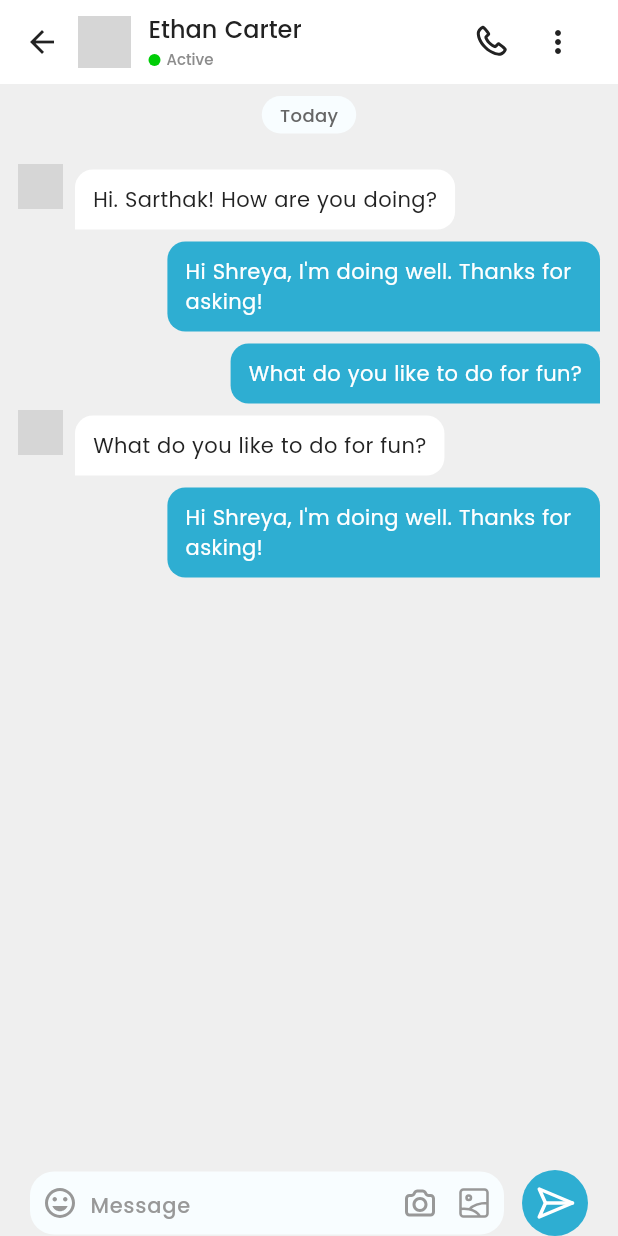
After one commit to MdLimon123/Sidneby-s-Dating-App, a Flutter app: the ChatScreen screen opened directly, on a phone screen of 412 x 824 dp. The commit adds this screen. Run offline on Flutter 3.47's test engine with Material 3 defaults, Android fonts, the light colour scheme and no system bars; our stand-ins replace country_code_picker, dotted_border, flutter_otp_text_field, flutter_screenutil, flutter_spinkit, flutter_svg and 4 more; accounts and stored records are empty; grey boxes are pictures that could not be loaded.

Commit message:
complete chat screen

```diff
--- /dev/null
+++ b/lib/views/screen/Chat/chat_screen.dart
@@ -0,0 +1,306 @@
+import 'package:flutter/material.dart';
+import 'package:flutter_screenutil/flutter_screenutil.dart';
+import 'package:flutter_svg/flutter_svg.dart';
+import 'package:get/get.dart';
+import 'package:sindeby_dating_app/utils/app_colors.dart';
+
+class ChatScreen extends StatefulWidget {
+  const ChatScreen({super.key});
+
+  @override
+  State<ChatScreen> createState() => _ChatScreenState();
+}
+
+class _ChatScreenState extends State<ChatScreen> {
+  @override
+  Widget build(BuildContext context) {
+    return Scaffold(
+      backgroundColor: Color(0xFFEFEFEF),
+      appBar: AppBar(
+        automaticallyImplyLeading: false,
+        title: Row(
+          children: [
+            InkWell(
+              onTap: (){
+                Get.back();
+              },
+                child: Icon(Icons.arrow_back, color: AppColors.textColor,)),
+            SizedBox(width: 12,),
+            Container(
+              height: 35,
+              width: 35,
+              decoration: BoxDecoration(
+                shape: BoxShape.circle,
+                image: DecorationImage(image: AssetImage('assets/image/dummay2.jpg'),
+                fit: BoxFit.cover)
+            )),
+            SizedBox(width: 12,),
+            Column(
+              mainAxisAlignment: MainAxisAlignment.start,
+              crossAxisAlignment: CrossAxisAlignment.start,
+              children: [
+                Text("Ethan Carter",
+                style: TextStyle(
+                  color: AppColors.textColor,
+                  fontSize: 16,
+                  fontWeight: FontWeight.w500,
+                ),),
+                SizedBox(height: 4,),
+                Row(
+                  children: [
+                    Container(
+                      height: 8,
+                      width: 8,
+                      decoration: BoxDecoration(
+                        shape: BoxShape.circle,
+                        color: Color(0xFF00CD07)
+                      ),
+                    ),
+                    SizedBox(width: 4,),
+                    Text('Active',
+                    style: TextStyle(
+                      color: Color(0xFF8C8C8C),
+                      fontSize: 10,
+                      fontWeight: FontWeight.w500,
+                    ),)
+                  ],
+                )
+              ],
+            ),
+            Spacer(),
+            SvgPicture.asset('assets/icons/phone.svg'),
+            SizedBox(width: 10,),
+            PopupMenuButton(
+                color: Color(0xFFD9D9D9),
+                onSelected: (value) {},
+                icon: Icon(
+                  Icons.more_vert,
+                  color: AppColors.textColor
+                ),
+                itemBuilder: (BuildContext context) {
+                  return [
+
+                    PopupMenuItem(
+                        onTap: () {
+
+                        },
+                        value: 'Report profile',
+                        child: Row(
+                          mainAxisAlignment:
+                          MainAxisAlignment
+                              .spaceBetween,
+                          children: [
+
+                            Text(
+                              'Report profile',
+                              style: TextStyle(
+                                fontSize: 12,
+                                fontWeight: FontWeight.w500,
+                                color: AppColors.textColor,
+                              ),
+                            ),
+                          ],
+                        )),
+                  ];
+                }),
+
+
+
+          ],
+        ),
+      ),
+      body: SafeArea(
+        child: Column(
+          children: [
+
+            Container(
+              margin: const EdgeInsets.symmetric(vertical: 8),
+              padding: const EdgeInsets.symmetric(horizontal: 12, vertical: 4),
+              decoration: BoxDecoration(
+                color: Color(0xFFF8FDFF),
+                borderRadius: BorderRadius.circular(16),
+              ),
+              child: const Text(
+                "Today",
+                style: TextStyle(color: Color(0xFF666666), fontSize: 12,
+                fontWeight: FontWeight.w500),
+              ),
+            ),
+
+            // Messages List
+        Expanded(
+          child: ListView(
+            padding: const EdgeInsets.all(12),
+            children: const [
+              ChatBubble(
+                isMe: false,
+                text: "Hi. Sarthak! How are you doing?",
+                showAvatar: true,
+              ),
+              ChatBubble(
+                isMe: true,
+                text: "Hi Shreya, I'm doing well. Thanks for asking!",
+              ),
+              ChatBubble(
+                isMe: true,
+                text: "What do you like to do for fun?",
+              ),
+              ChatBubble(
+                isMe: false,
+                text: "What do you like to do for fun?",
+                showAvatar: true,
+              ),
+              ChatBubble(
+                isMe: true,
+                text: "Hi Shreya, I'm doing well. Thanks for asking!",
+              ),
+            ],
+          ),
+        ),
+
+            // Bottom Input Field
+            Padding(
+              padding: const EdgeInsets.symmetric(horizontal: 20),
+              child: Row(
+                children: [
+                  Expanded(child: Container(
+                    height: 42,
+                    padding: const EdgeInsets.symmetric(horizontal: 8, vertical: 6),
+                    decoration: const BoxDecoration(
+                      color: Color(0xFFF8FDFF),
+                      borderRadius: BorderRadius.all(Radius.circular(16)),
+                    ),
+                    child: Row(
+                      children: [
+                        SvgPicture.asset('assets/icons/smile_emoji.svg'),
+                        const SizedBox(width: 8),
+                        const Expanded(
+                          child: TextField(
+                            style: TextStyle(
+                                fontSize: 14,
+                                fontWeight: FontWeight.w500,
+                                color: Color(0xFF666666)
+                            ),
+                            decoration: InputDecoration(
+                              hintText: "Message",
+                              hintStyle: TextStyle(
+                                  fontSize: 14,
+                                  fontWeight: FontWeight.w500,
+                                  color: Color(0xFF989898)
+                              ),
+                              border: InputBorder.none,
+                            ),
+                          ),
+                        ),
+                        SvgPicture.asset('assets/icons/camera.svg'),
+                        SizedBox(width: 12,),
+                        SvgPicture.asset('assets/icons/file.svg')
+
+                      ],
+                    ),
+                  )),
+                  SizedBox(width: 12,),
+                  Container(
+                    height: 44,
+                    width: 44,
+                    decoration: BoxDecoration(
+                      color: AppColors.primaryColor,
+                      shape: BoxShape.circle
+                    ),
+                    child: Padding(
+                      padding: const EdgeInsets.all(8.0),
+                      child: SvgPicture.asset('assets/icons/send.svg'),
+                    ),
+                  )
+                ],
+              ),
+            )
+          ],
+        ),
+      ),
+    );
+  }
+}
+
+class ChatBubble extends StatelessWidget {
+  final bool isMe;
+  final String text;
+  final bool showAvatar;
+
+  const ChatBubble({
+    super.key,
+    required this.isMe,
+    required this.text,
+    this.showAvatar = false,
+  });
+
+  @override
+  Widget build(BuildContext context) {
+    if (isMe) {
+      // Sender message (Right side, No avatar)
+      return Align(
+        alignment: Alignment.centerRight,
+        child: Container(
+          margin: const EdgeInsets.symmetric(vertical: 4),
+          padding: const EdgeInsets.symmetric(horizontal: 12, vertical: 10),
+          constraints: BoxConstraints(
+            maxWidth: MediaQuery.of(context).size.width * 0.7,
+          ),
+          decoration: BoxDecoration(
+            color: AppColors.primaryColor,
+            borderRadius: const BorderRadius.only(
+              topLeft: Radius.circular(12),
+              topRight: Radius.circular(12),
+              bottomLeft: Radius.circular(12),
+            ),
+          ),
+          child: Text(
+            text,
+            style: const TextStyle(color: Colors.white, fontSize: 14,
+            fontWeight: FontWeight.w400),
+          ),
+        ),
+      );
+    } else {
+      // Receiver message (Left side, With avatar optionally)
+      return Row(
+        crossAxisAlignment: CrossAxisAlignment.start,
+        children: [
+          if (showAvatar)
+            Container(
+              height: 30,
+              width: 30,
+              decoration: BoxDecoration(
+                shape: BoxShape.circle,
+                image: DecorationImage(image: AssetImage('assets/image/dummay2.jpg'),
+                fit: BoxFit.cover)
+              ),
+            )
+          else
+            const SizedBox(width: 32), // placeholder for alignment
+
+          const SizedBox(width: 8),
+          Flexible(
+            child: Container(
+              margin: const EdgeInsets.symmetric(vertical: 4),
+              padding: const EdgeInsets.symmetric(horizontal: 12, vertical: 10),
+              decoration: BoxDecoration(
+                color: Colors.white,
+                borderRadius: const BorderRadius.only(
+                  topLeft: Radius.circular(12),
+                  topRight: Radius.circular(12),
+                  bottomRight: Radius.circular(12),
+                ),
+              ),
+              child: Text(
+                text,
+                style:  TextStyle(color: AppColors.textColor, fontSize: 14,
+                fontWeight: FontWeight.w400),
+              ),
+            ),
+          ),
+        ],
+      );
+    }
+  }
+}
--- a/lib/views/screen/Chat/inbox_screen.dart
+++ b/lib/views/screen/Chat/inbox_screen.dart
@@ -1,9 +1,11 @@
 import 'package:flutter/material.dart';
 import 'package:flutter_svg/flutter_svg.dart';
+import 'package:get/get.dart';
 import 'package:sindeby_dating_app/utils/app_colors.dart';
 import 'package:sindeby_dating_app/views/base/appbar.dart';
 import 'package:sindeby_dating_app/views/base/bottom_menu..dart';
 import 'package:sindeby_dating_app/views/base/custom_text_field.dart';
+import 'package:sindeby_dating_app/views/screen/Chat/chat_screen.dart';
 
 class InboxScreen extends StatefulWidget {
   const InboxScreen({super.key});
@@ -44,7 +46,11 @@ class _InboxScreenState extends State<InboxScreen> {
               shrinkWrap: true,
                 physics: NeverScrollableScrollPhysics(),
                 itemBuilder: (context,index){
-                  return Row(
+                  return InkWell(
+                    onTap: (){
+                      Get.to(()=> ChatScreen());
+                    },
+                    child: Row(
                       children: [
                         Container(
                           height: 46,
@@ -107,6 +113,7 @@ class _InboxScreenState extends State<InboxScreen> {
                         )
 
                       ],
+                    ),
                   );
 
                 },
```
Also changed, not shown: assets/icons/camera.svg (added), assets/icons/file.svg (added), assets/icons/phone.svg (added), assets/icons/send.svg (added), assets/icons/smile_emoji.svg (added). Lines whose indentation alone changed are shown as unchanged.
